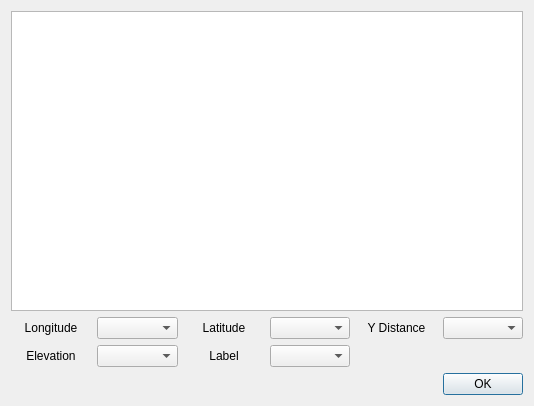
Above: PreviewDialog.ui from ylin152/SeafloorMapper before the change. Below: the same form after it.
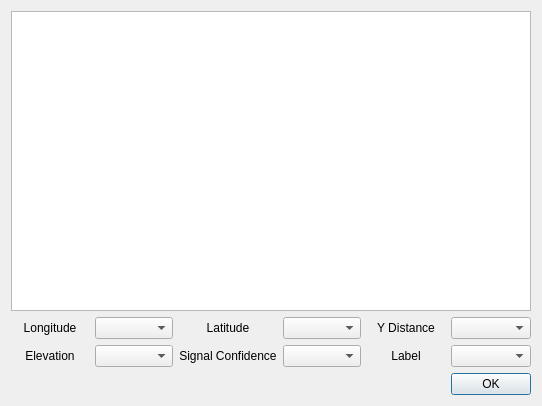
That is the form after the change.

```diff
--- a/PreviewDialog.ui
+++ b/PreviewDialog.ui
@@ -6,7 +6,7 @@
    <rect>
     <x>0</x>
     <y>0</y>
-    <width>534</width>
+    <width>542</width>
     <height>406</height>
    </rect>
   </property>
@@ -55,16 +55,6 @@
        </property>
       </widget>
      </item>
-     <item row="1" column="2">
-      <widget class="QLabel" name="label_4">
-       <property name="text">
-        <string>Label</string>
-       </property>
-       <property name="alignment">
-        <set>Qt::AlignCenter</set>
-       </property>
-      </widget>
-     </item>
      <item row="1" column="0">
       <widget class="QLabel" name="label_3">
        <property name="text">
@@ -78,9 +68,6 @@
      <item row="0" column="1">
       <widget class="QComboBox" name="comboBox_lon"/>
      </item>
-     <item row="1" column="3">
-      <widget class="QComboBox" name="comboBox_label"/>
-     </item>
      <item row="0" column="5">
       <widget class="QComboBox" name="comboBox_y"/>
      </item>
@@ -91,6 +78,32 @@
        </property>
       </widget>
      </item>
+     <item row="1" column="4">
+      <widget class="QLabel" name="label_4">
+       <property name="text">
+        <string>Label</string>
+       </property>
+       <property name="alignment">
+        <set>Qt::AlignCenter</set>
+       </property>
+      </widget>
+     </item>
+     <item row="1" column="5">
+      <widget class="QComboBox" name="comboBox_label"/>
+     </item>
+     <item row="1" column="2">
+      <widget class="QLabel" name="label_6">
+       <property name="text">
+        <string>Signal Confidence</string>
+       </property>
+       <property name="alignment">
+        <set>Qt::AlignCenter</set>
+       </property>
+      </widget>
+     </item>
+     <item row="1" column="3">
+      <widget class="QComboBox" name="comboBox_conf"/>
+     </item>
     </layout>
    </item>
   </layout>
```
